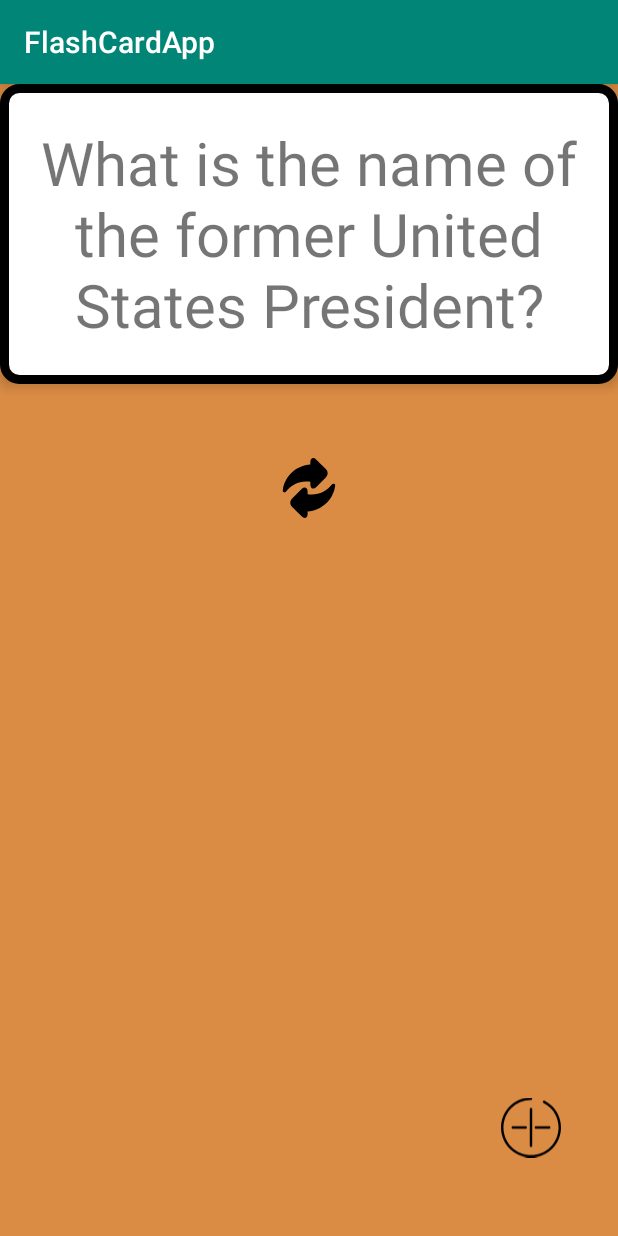
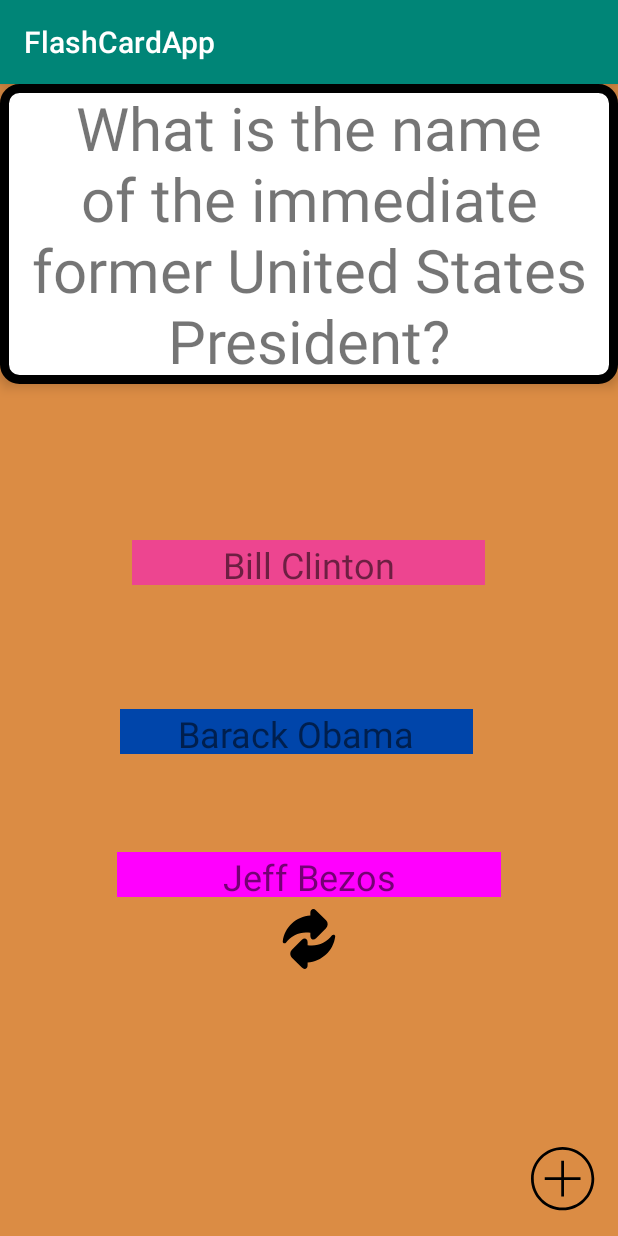
Before and after one commit to AlynMing/FlashCardApp-2, an Android app: the screen it shows after launch (MainActivity), after a tap on an icon or button, on a phone screen of 412 x 824 dp. Run offline under Robolectric (Android 15) with nearby library versions, the phone set to English and light mode, and no system bars; 2 other taps on this screen came first.

Commit message:
added multiple extra features

```diff
--- a/app/src/main/java/com/example/flashcardapp/MainActivity.java
+++ b/app/src/main/java/com/example/flashcardapp/MainActivity.java
@@ -6,28 +6,28 @@
 import android.content.Intent;
 import android.os.Bundle;
 import android.view.View;
-import android.widget.ImageView;
 import android.widget.TextView;
+import android.widget.Toast;
+
+import java.util.ArrayList;
+import java.util.Collections;
 
 public class MainActivity extends AppCompatActivity {
 
     boolean isShowingAnswer = false;
+    String answer = "Barack Obama";
 
     @Override
     protected void onCreate(Bundle savedInstanceState) {
         super.onCreate(savedInstanceState);
         setContentView(R.layout.activity_main);
 
-        findViewById(R.id.card_question).setOnClickListener(new View.OnClickListener() {
-            @Override
-            public void onClick(View v) {
-                findViewById(R.id.card_question).setVisibility(View.INVISIBLE);
-                findViewById(R.id.card_answer).setVisibility(View.VISIBLE);
-                isShowingAnswer = true;
-            }
-        });
+        findViewById(R.id.answer1).setVisibility(View.INVISIBLE);
+        findViewById(R.id.answer2).setVisibility(View.INVISIBLE);
+        findViewById(R.id.answer3).setVisibility(View.INVISIBLE);
+        isShowingAnswer = false;
 
-        findViewById(R.id.add_card).setOnClickListener(new View.OnClickListener() {
+        findViewById(R.id.plus_card).setOnClickListener(new View.OnClickListener() {
             @Override
             public void onClick(View v) {
                 Intent add = new Intent(MainActivity.this, AddCardActivity.class);
@@ -39,28 +39,77 @@
             @Override
             public void onClick(View v) {
                 if(isShowingAnswer){
-                    findViewById(R.id.card_answer).setVisibility(View.INVISIBLE);
-                    findViewById(R.id.card_question).setVisibility(View.VISIBLE);
+                    findViewById(R.id.answer1).setVisibility(View.INVISIBLE);
+                    findViewById(R.id.answer2).setVisibility(View.INVISIBLE);
+                    findViewById(R.id.answer3).setVisibility(View.INVISIBLE);
                     isShowingAnswer = false;
+
+                    //change colors
+                    findViewById(R.id.answer1).setBackgroundColor(getResources().getColor(R.color.ans1));
+                    findViewById(R.id.answer2).setBackgroundColor(getResources().getColor(R.color.ans2));
+                    findViewById(R.id.answer3).setBackgroundColor(getResources().getColor(R.color.ans3));
+
                 }
                 else{
-                    findViewById(R.id.card_answer).setVisibility(View.VISIBLE);
-                    findViewById(R.id.card_question).setVisibility(View.INVISIBLE);
+                    findViewById(R.id.answer1).setVisibility(View.VISIBLE);
+                    findViewById(R.id.answer2).setVisibility(View.VISIBLE);
+                    findViewById(R.id.answer3).setVisibility(View.VISIBLE);
+
                     isShowingAnswer = true;
                 }
             }
         });
+
+        findViewById(R.id.answer1).setOnClickListener(new View.OnClickListener() {
+            @Override
+            public void onClick(View v) {
+                TextView t = findViewById(R.id.answer1);
+                checkCorrect(t);
+            }
+        });
+
+        findViewById(R.id.answer2).setOnClickListener(new View.OnClickListener() {
+            @Override
+            public void onClick(View v) {
+                TextView t = findViewById(R.id.answer2);
+                checkCorrect(t);
+            }
+        });
+
+        findViewById(R.id.answer3).setOnClickListener(new View.OnClickListener() {
+            @Override
+            public void onClick(View v) {
+                TextView t = findViewById(R.id.answer3);
+                checkCorrect(t);
+            }
+        });
+    }
+
+    private void checkCorrect(TextView t){
+        if(answer.equals(t.getText().toString())) {
+            t.setBackgroundColor(getResources().getColor(R.color.green));
+        }else{
+            t.setBackgroundColor(getResources().getColor(R.color.red));
+        }
     }
 
     @Override
     protected void onActivityResult(int requestCode, int resultCode, @Nullable Intent data) {
         if(requestCode == 1 && resultCode == RESULT_OK){
-            String q = data.getExtras().getString("question");
-            String a = data.getExtras().getString("answer");
 
-            ((TextView) findViewById(R.id.card_question)).setText(q);
-            ((TextView) findViewById(R.id.card_answer)).setText(a);
-            System.out.println("here");
+            ArrayList<String> answers = data.getExtras().getStringArrayList("answers");
+
+            Collections.shuffle(answers);
+
+            ((TextView) findViewById(R.id.card_question)).setText(data.getExtras().getString("question"));
+            ((TextView) findViewById(R.id.answer1)).setText(answers.get(0));
+            ((TextView) findViewById(R.id.answer2)).setText(answers.get(1));
+            ((TextView) findViewById(R.id.answer3)).setText(answers.get(2));
+
+            answer = data.getExtras().getString("correctAnswer");
+
+            Toast.makeText(getApplicationContext(), "Card Successfully Changed!", Toast.LENGTH_SHORT).show();
+
         }
     }
 }
--- a/app/src/main/res/drawable/ic_add_icon.xml
+++ /dev/null
@@ -1,18 +0,0 @@
-<vector xmlns:android="http://schemas.android.com/apk/res/android"
-    android:width="294.774dp"
-    android:height="294.774dp"
-    android:viewportWidth="294.774"
-    android:viewportHeight="294.774">
-  <path
-      android:fillColor="#FF000000"
-      android:pathData="M251.63,43.179c-11.295,-11.295 -23.931,-20.472 -37.556,-27.276c-2.966,-1.482 -6.568,-0.277 -8.048,2.687c-1.48,2.965 -0.277,6.568 2.687,8.048c12.467,6.226 24.052,14.646 34.432,25.026c52.801,52.801 52.801,138.714 0,191.515s-138.714,52.801 -191.515,0s-52.801,-138.714 0,-191.515C77.207,26.086 111.215,12 147.386,12c3.313,0 6,-2.687 6,-6s-2.687,-6 -6,-6C108.009,0 70.989,15.334 43.144,43.179c-57.479,57.479 -57.479,151.006 0,208.485c28.74,28.74 66.491,43.11 104.243,43.11s75.503,-14.37 104.243,-43.11C309.109,194.185 309.109,100.658 251.63,43.179z"/>
-  <path
-      android:fillColor="#FF000000"
-      android:pathData="M147.387,51.992c-3.313,0 -6,2.687 -6,6v178.859c0,3.314 2.687,6 6,6s6,-2.686 6,-6V57.992C153.387,54.678 150.7,51.992 147.387,51.992z"/>
-  <path
-      android:fillColor="#FF000000"
-      android:pathData="M171.387,153.421h65.43c3.313,0 6,-2.687 6,-6s-2.687,-6 -6,-6h-65.43c-3.313,0 -6,2.687 -6,6S168.073,153.421 171.387,153.421z"/>
-  <path
-      android:fillColor="#FF000000"
-      android:pathData="M57.957,141.421c-3.313,0 -6,2.687 -6,6s2.687,6 6,6h63.43c3.313,0 6,-2.687 6,-6s-2.687,-6 -6,-6H57.957z"/>
-</vector>
--- /dev/null
+++ b/app/src/main/res/drawable/ic_plus_icon.xml
@@ -0,0 +1,4 @@
+<vector android:height="200dp" android:viewportHeight="24"
+    android:viewportWidth="24" android:width="200dp" xmlns:android="http://schemas.android.com/apk/res/android">
+    <path android:fillColor="#FF000000" android:fillType="evenOdd" android:pathData="M11.5,0c6.347,0 11.5,5.153 11.5,11.5s-5.153,11.5 -11.5,11.5 -11.5,-5.153 -11.5,-11.5 5.153,-11.5 11.5,-11.5zM11.5,1c5.795,0 10.5,4.705 10.5,10.5s-4.705,10.5 -10.5,10.5 -10.5,-4.705 -10.5,-10.5 4.705,-10.5 10.5,-10.5zM12,11h6v1h-6v6h-1v-6h-6v-1h6v-6h1v6z"/>
+</vector>
--- a/app/src/main/res/layout/activity_main.xml
+++ b/app/src/main/res/layout/activity_main.xml
@@ -14,21 +14,8 @@
         android:gravity="center"
         android:background="@drawable/card_background"
         android:elevation="5sp"
-        android:text="What is the name of the former United States President?"
+        android:text="What is the name of the immediate former United States President?"
         android:textSize="40sp" />
-
-    <ImageView
-        android:id="@+id/add_card"
-        android:layout_width="40dp"
-        android:layout_height="40dp"
-        android:layout_alignParentTop="true"
-        android:layout_alignParentEnd="true"
-        android:layout_alignParentBottom="true"
-        android:layout_centerHorizontal="true"
-        android:layout_marginTop="657dp"
-        android:layout_marginEnd="38dp"
-        android:layout_marginBottom="34dp"
-        android:src="@drawable/ic_add_icon" />
 
     <TextView
         android:id="@+id/card_answer"
@@ -42,13 +29,64 @@
         android:textColor="@color/mybrown"
         android:visibility="invisible" />
 
+
     <ImageView
         android:id="@+id/toggle_choices_visibility"
         android:layout_width="40dp"
         android:layout_height="40dp"
+        android:layout_centerHorizontal="true"
+        android:layout_marginTop="550dp"
+        android:src="@drawable/ic_change_icon" />
+
+    <ImageView
+        android:id="@+id/plus_card"
+        android:layout_width="51dp"
+        android:layout_height="44dp"
+        android:layout_alignParentStart="true"
+        android:layout_alignParentEnd="true"
+        android:layout_alignParentBottom="true"
+        android:layout_marginStart="350dp"
+        android:layout_marginEnd="10dp"
+        android:layout_marginBottom="15dp"
+        android:src="@drawable/ic_plus_icon" />
+
+    <TextView
+        android:id="@+id/answer1"
+        android:layout_width="235dp"
+        android:layout_height="30dp"
         android:layout_alignParentTop="true"
         android:layout_centerHorizontal="true"
-        android:layout_marginTop="249dp"
-        android:src="@drawable/ic_change_icon" />
+        android:layout_marginTop="304dp"
+        android:background="@color/ans1"
+        android:text="Bill Clinton"
+        android:textAlignment="center"
+        android:textSize="24sp" />
+
+    <TextView
+        android:id="@+id/answer2"
+        android:layout_width="235dp"
+        android:layout_height="30dp"
+        android:layout_alignParentStart="true"
+        android:layout_alignParentBottom="true"
+        android:layout_centerHorizontal="true"
+        android:layout_marginStart="80dp"
+        android:layout_marginTop="51dp"
+        android:layout_marginBottom="321dp"
+        android:background="@color/ans2"
+        android:text="Barack Obama"
+        android:textAlignment="center"
+        android:textSize="24sp" />
+
+    <TextView
+        android:id="@+id/answer3"
+        android:layout_width="256dp"
+        android:layout_height="30dp"
+        android:layout_alignParentBottom="true"
+        android:layout_centerHorizontal="true"
+        android:layout_marginBottom="226dp"
+        android:background="@color/ans3"
+        android:text="Jeff Bezos"
+        android:textAlignment="center"
+        android:textSize="24sp" />
 
 </RelativeLayout>
--- a/app/src/main/res/values/colors.xml
+++ b/app/src/main/res/values/colors.xml
@@ -5,5 +5,10 @@
     <color name="colorAccent">#D81B60</color>
     <color name="mybrown">#DB8C44</color>
     <color name="black">#000000</color>
-    <color name="white">#ffffff</color>
+    <color name="white">#00FFFFFF</color>
+    <color name="green">#006400</color>
+    <color name="red">#8B0000</color>
+    <color name="ans1">#ed4590</color>
+    <color name="ans2">#0045aa</color>
+    <color name="ans3">#ff00fe</color>
 </resources>
--- a/app/src/main/res/values/strings.xml
+++ b/app/src/main/res/values/strings.xml
@@ -1,3 +1,7 @@
 <resources>
     <string name="app_name">FlashCardApp</string>
+    <string name="question_hint">Enter the Question here</string>
+    <string name="answer1_hint">Enter Correct Answer here</string>
+    <string name="answer2_hint">Enter Wrong Answer here</string>
+    <string name="answer3_hint">Enter Wrong Answer here</string>
 </resources>
```
Also changed, not shown: app/src/main/java/com/example/flashcardapp/AddCardActivity.java (+31 -6 lines), app/src/main/res/layout/activity_add_card.xml (+32 -15 lines).
